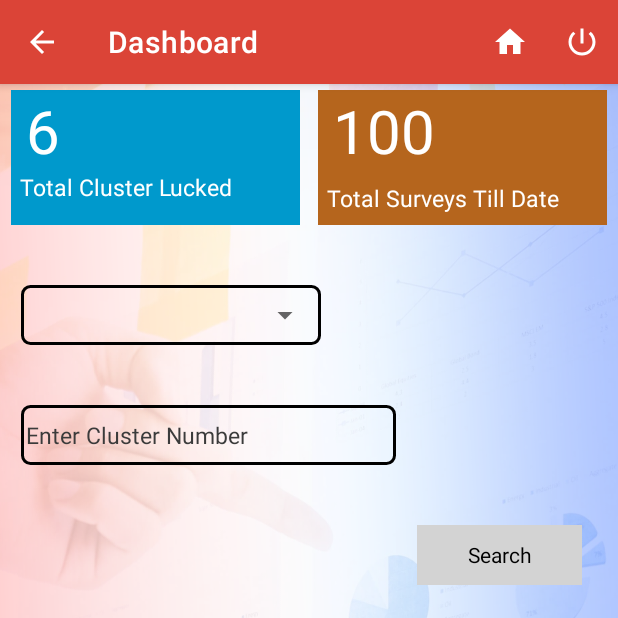
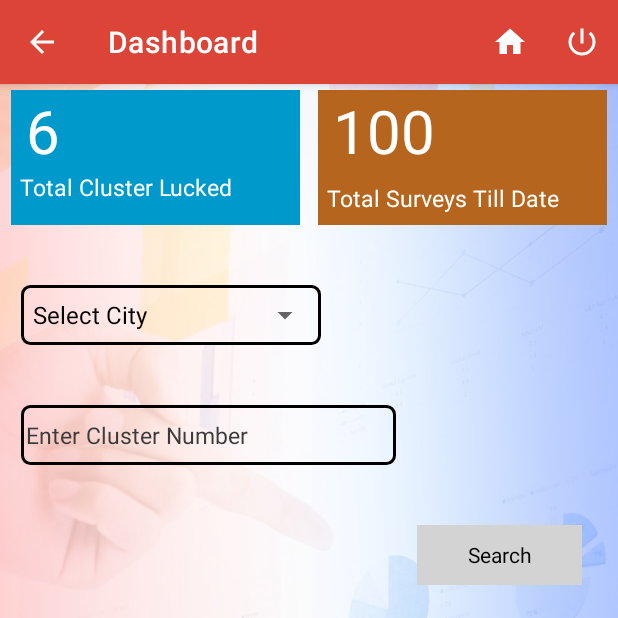
Before and after one commit to vimalku637/BARC_DEMO, an Android app: the Dashboard screen opened directly, with no data from a screen before it, on a phone screen of 412 x 824 dp, the top half of it. Run offline under Robolectric (Android 15) with nearby library versions, the light colour scheme and no system bars; our stand-ins replace ButterKnife; libraries missing offline, so code that uses them is left out: com.github.mikephil.charting; plain views replace PieChart; 20 statements that could not run were skipped.

Commit message:
forget and chart

```diff
--- a/app/src/main/java/com/vrp/barc_demo/Dashboard.java
+++ b/app/src/main/java/com/vrp/barc_demo/Dashboard.java
@@ -3,12 +3,16 @@ package com.vrp.barc_demo;
 import androidx.annotation.NonNull;
 import androidx.appcompat.app.AppCompatActivity;
 
+import android.content.Context;
 import android.content.Intent;
 import android.graphics.Color;
 import android.os.Bundle;
 import android.view.Menu;
 import android.view.MenuItem;
 import android.view.View;
+import android.widget.AdapterView;
+import android.widget.ArrayAdapter;
+import android.widget.Spinner;
 import android.widget.TextView;
 
 import com.github.mikephil.charting.animation.Easing;
@@ -20,6 +24,8 @@ import com.github.mikephil.charting.utils.ColorTemplate;
 import com.vrp.barc_demo.activities.ClusterListActivity;
 
 import java.util.ArrayList;
+import java.util.Collections;
+import java.util.HashMap;
 
 import butterknife.BindView;
 import butterknife.ButterKnife;
@@ -27,9 +33,21 @@ import butterknife.ButterKnife;
 public class Dashboard extends AppCompatActivity {
     @BindView(R.id.tv_search)
     TextView tv_search;
+    @BindView(R.id.tv_Totalcluster)
+    TextView tv_Totalcluster;
+    @BindView(R.id.tv_totalsurvey)
+    TextView tv_totalsurvey;
+    @BindView(R.id.spn_city)
+    Spinner spn_city;
 
     @BindView(R.id.pieChart)
     PieChart pieChart;
+    HashMap<String, Integer> CityNameHM;
+    ArrayList<String> CityArrayList;
+    boolean isEditable = false;
+    String city_name;
+    int CityName;
+    Context context = this;
 
     @Override
     protected void onCreate(Bundle savedInstanceState) {
@@ -40,12 +58,18 @@ public class Dashboard extends AppCompatActivity {
         ButterKnife.bind(this);
         setTitle(R.string.dashboard);
         initialization();
+
+
+        CityNameHM = new HashMap<>();
+        CityArrayList = new ArrayList<>();
+        setAgentSpinner();
+
         pieChart = findViewById(R.id.pieChart);
 
         setPieChart();
         /*get intent values here*/
-        Bundle bundle=getIntent().getExtras();
-        if (bundle!=null) {
+        Bundle bundle = getIntent().getExtras();
+        if (bundle != null) {
         }
 
         setButtonClick();
@@ -56,33 +80,83 @@ public class Dashboard extends AppCompatActivity {
         this.pieChart = pieChart;
         pieChart.setUsePercentValues(true);
         pieChart.getDescription().setEnabled(false);
-        pieChart.setExtraOffsets(5,10,5,5);
+        pieChart.setExtraOffsets(5, 10, 5, 5);
         pieChart.setDragDecelerationFrictionCoef(0.9f);
         pieChart.setTransparentCircleRadius(61f);
-        pieChart.setHoleColor(Color.WHITE);
+        // pieChart.setHoleColor(Color.WHITE);
         pieChart.animateY(1000, Easing.EasingOption.EaseInOutCubic);
         ArrayList<PieEntry> yValues = new ArrayList<>();
-        yValues.add(new PieEntry(34f,Color.GREEN));
-        yValues.add(new PieEntry(56f,Color.RED));
-        yValues.add(new PieEntry(66f,Color.YELLOW));
+        yValues.add(new PieEntry(34f));
+        yValues.add(new PieEntry(56f));
+        yValues.add(new PieEntry(66f));
 
-        PieDataSet dataSet = new PieDataSet(yValues, ""); dataSet.setSliceSpace(3f);
+        PieDataSet dataSet = new PieDataSet(yValues, "");
+        dataSet.setSliceSpace(3f);
         dataSet.setSelectionShift(10f);
-        dataSet.setColors(ColorTemplate.COLORFUL_COLORS);
+        // dataSet.setColors(ColorTemplate.COLORFUL_COLORS);
         PieData pieData = new PieData((dataSet));
         pieData.setValueTextSize(15f);
         pieData.setValueTextColor(Color.YELLOW);
         pieChart.setData(pieData);
+        dataSet.setColors(new int[]{R.color.color_green_google, R.color.color_red_google, R.color.color_yellow_google}, Dashboard.this);
+
         //PieChart Ends Here
+
+
     }
 
+    private void setAgentSpinner() {
+        CityArrayList.clear();
+        //CityNameHM = sqliteHelper.getAgentSpinner();
 
+        for (int i = 0; i < CityNameHM.size(); i++) {
+            CityArrayList.add(CityNameHM.keySet().toArray()[i].toString().trim());
+        }
+        Collections.sort(CityArrayList);
+        if (isEditable) {
+            //EducationArrayList.add(0, Id_Card);
+        } else {
+            CityArrayList.add(0, getString(R.string.select_city));
+        }
+
+        final ArrayAdapter vv = new ArrayAdapter(this, R.layout.support_simple_spinner_dropdown_item, CityArrayList);
+        vv.setDropDownViewResource(android.R.layout.simple_spinner_dropdown_item);
+        spn_city.setAdapter(vv);
+        if (isEditable) {
+            int spinnerPosition = 0;
+            String strpos1 = city_name;
+            if (strpos1 != null || !strpos1.equals(null) || !strpos1.equals("")) {
+                strpos1 = city_name;
+                spinnerPosition = vv.getPosition(strpos1);
+                spn_city.setSelection(spinnerPosition);
+                spinnerPosition = 0;
+            }
+        }
+        spn_city.setOnItemSelectedListener(new AdapterView.OnItemSelectedListener() {
+            @Override
+            public void onItemSelected(AdapterView<?> parent, View view, int position, long id) {
+
+                if (!spn_city.getSelectedItem().toString().trim().equalsIgnoreCase(getString(R.string.select_city))) {
+                    if (spn_city.getSelectedItem().toString().trim() != null) {
+                        CityName = CityNameHM.get(spn_city.getSelectedItem().toString().trim());
+
+                    }
+                }
+            }
+
+            @Override
+            public void onNothingSelected(AdapterView<?> parent) {
+
+            }
+        });
+
+    }
 
     private void setButtonClick() {
         tv_search.setOnClickListener(new View.OnClickListener() {
             @Override
             public void onClick(View view) {
-                Intent intent=new Intent(Dashboard.this, ClusterListActivity.class);
+                Intent intent = new Intent(Dashboard.this, ClusterListActivity.class);
                 startActivity(intent);
             }
         });
--- a/app/src/main/java/com/vrp/barc_demo/rest_api/BARC_API.java
+++ b/app/src/main/java/com/vrp/barc_demo/rest_api/BARC_API.java
@@ -16,6 +16,10 @@ import retrofit2.http.Url;
 public interface BARC_API {
     @POST("loginv2.php")
     Call<JsonObject> callLogin(@Body RequestBody body);
+
+    @POST("forget_password.php")
+    Call<JsonObject> getForgetPassword(@Body RequestBody body);
+
     @GET("questions.php")
     Call<JsonObject> getBarcDemoJson();
     @POST("download_cluster.php")
--- a/app/src/main/res/layout/activity_dashboard.xml
+++ b/app/src/main/res/layout/activity_dashboard.xml
@@ -36,6 +36,7 @@
                     android:orientation="vertical">
 
                     <TextView
+                        android:id="@+id/tv_Totalcluster"
                         android:layout_width="match_parent"
                         android:layout_height="wrap_content"
                         android:layout_marginLeft="@dimen/margin10"
@@ -64,6 +65,7 @@
                     android:orientation="vertical">
 
                     <TextView
+                        android:id="@+id/tv_totalsurvey"
                         android:layout_width="match_parent"
                         android:layout_height="wrap_content"
                         android:layout_marginLeft="@dimen/margin10"
@@ -94,9 +96,9 @@
                 android:orientation="vertical">
 
                 <Spinner
+                    android:id="@+id/spn_city"
                     android:layout_width="match_parent"
                     android:layout_height="@dimen/margin40"
-                    android:layout_marginLeft="@dimen/margin30"
                     />
 
             </LinearLayout>
--- a/app/src/main/res/values/strings.xml
+++ b/app/src/main/res/values/strings.xml
@@ -35,6 +35,7 @@
     <string name="cluster_name">Cluster Name</string>
     <string name="action">Action</string>
     <string name="Please_wait">Please Wait</string>
+    <string name="sending_password">Sending Password to email</string>
     <string name="hh_name">HH Name</string>
     <string name="status">status</string>
     <string name="start_next_survey">Start Next Survey</string>
@@ -60,6 +61,10 @@
     <string name="name">Name</string>
     <string name="address">Address</string>
     <string name="survey_terminated">Survey has been terminated</string>
+    <string name="ok">Ok</string>
+    <string name="Alert">Alert</string>
+    <string name="select_agent">Select City</string>
+    <string name="select_city">Select City</string>
     <string name="start_new_survey">Start New Survey</string>
     <string name="survey_status_in_your_cluster">Survey Status in Your Cluster</string>
 </resources>
```
Also changed, not shown: app/src/main/java/com/vrp/barc_demo/forgot_password/ForgotPassword.java (+102 -2 lines), app/src/main/java/com/vrp/barc_demo/login/LoginActivity.java (+74 -49 lines), app/src/main/java/com/vrp/barc_demo/splash/SplashActivity.java (+20 -3 lines), app/src/main/java/com/vrp/barc_demo/sqlite_db/SqliteHelper.java (+36 -0 lines).
